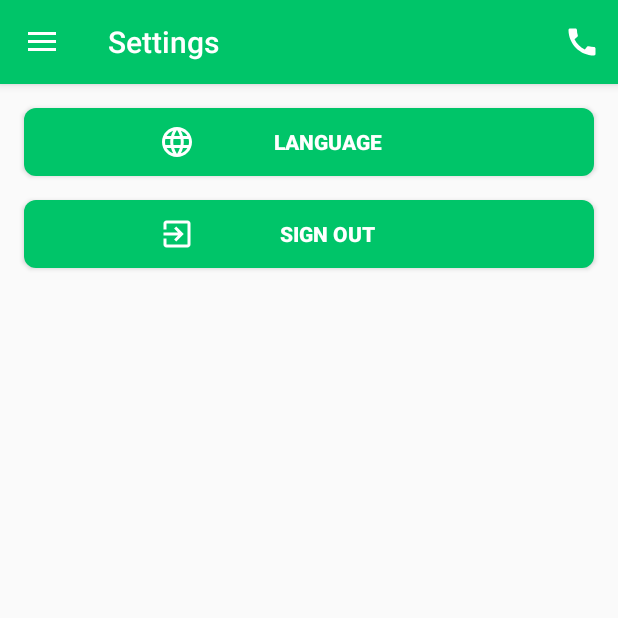
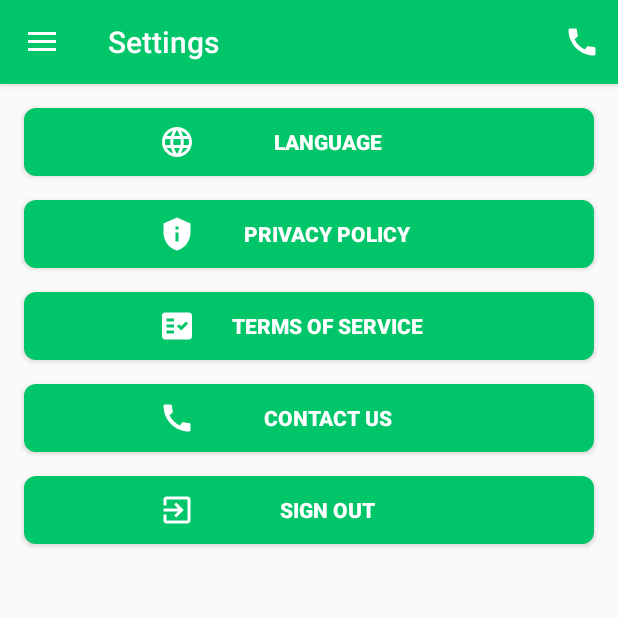
Before and after one commit to manumaini/NotASmartApp, an Android app: the screen it shows after launch once a user with an empty profile is signed in (MainActivity), after a tap on "Settings", on a phone screen of 412 x 824 dp, the top half of it. Run offline under Robolectric (Android 15) with nearby library versions, the phone set to English and light mode, and no system bars; our stand-ins replace Firebase (no records; nobody signed in at launch, a user with empty details on screens opened directly); libraries missing offline, so code that uses them is left out: com.thekhaeng.pushdownanim; 2 statements that could not run were skipped; 1 other tap on this screen came first.

Commit message:
added contact us

```diff
--- a/app/src/main/AndroidManifest.xml
+++ b/app/src/main/AndroidManifest.xml
@@ -22,7 +22,8 @@
         android:supportsRtl="true"
         android:theme="@style/AppTheme"
         android:usesCleartextTraffic="true">
-        <activity android:name=".Views.Main.AssessmentResult"></activity>
+        <activity android:name=".Views.Main.ContactUs"></activity>
+        <activity android:name=".Views.Main.AssessmentResult" />
         <activity android:name=".Views.Main.AssessmentTest" />
         <activity android:name=".Views.Main.self_assessment_message" />
         <activity android:name=".Views.VerificationActivity" />
--- a/app/src/main/java/com/covidapp/notasmartapp/Views/Main/Settings.java
+++ b/app/src/main/java/com/covidapp/notasmartapp/Views/Main/Settings.java
@@ -27,7 +27,7 @@ public class Settings extends Fragment implements View.OnClickListener {
 
     private Button languageChange;
     private Locale locale;
-    private Button signOut;
+    private Button signOut,contactUs;
 
 
     @Nullable
@@ -36,6 +36,7 @@ public class Settings extends Fragment implements View.OnClickListener {
         View view =inflater.inflate(R.layout.fragment_settings,container,false);
         languageChange=view.findViewById(R.id.languageChange);
         signOut = view.findViewById(R.id.Settings_logout);
+        contactUs=view.findViewById(R.id.contact_us);
 
 
         PushDownAnim.setPushDownAnimTo(signOut).setOnClickListener(this);
@@ -73,6 +74,13 @@ public class Settings extends Fragment implements View.OnClickListener {
                 dialog.setCancelable(false);
                 dialog.show();
             }});
+        contactUs.setOnClickListener(new View.OnClickListener() {
+            @Override
+            public void onClick(View v) {
+                Intent contactIntent = new Intent(getContext(),ContactUs.class);
+                startActivity(contactIntent);
+            }
+        });
         return view;
     }
 
--- /dev/null
+++ b/app/src/main/res/drawable/contactus.xml
@@ -0,0 +1,5 @@
+<vector android:height="24dp" android:tint="#FFFFFF"
+    android:viewportHeight="24" android:viewportWidth="24"
+    android:width="24dp" xmlns:android="http://schemas.android.com/apk/res/android">
+    <path android:fillColor="@android:color/white" android:pathData="M20.01,15.38c-1.23,0 -2.42,-0.2 -3.53,-0.56 -0.35,-0.12 -0.74,-0.03 -1.01,0.24l-1.57,1.97c-2.83,-1.35 -5.48,-3.9 -6.89,-6.83l1.95,-1.66c0.27,-0.28 0.35,-0.67 0.24,-1.02 -0.37,-1.11 -0.56,-2.3 -0.56,-3.53 0,-0.54 -0.45,-0.99 -0.99,-0.99H4.19C3.65,3 3,3.24 3,3.99 3,13.28 10.73,21 20.01,21c0.71,0 0.99,-0.63 0.99,-1.18v-3.45c0,-0.54 -0.45,-0.99 -0.99,-0.99z"/>
+</vector>
--- /dev/null
+++ b/app/src/main/res/drawable/privacy.xml
@@ -0,0 +1,5 @@
+<vector android:height="24dp" android:tint="#FFFFFF"
+    android:viewportHeight="24" android:viewportWidth="24"
+    android:width="24dp" xmlns:android="http://schemas.android.com/apk/res/android">
+    <path android:fillColor="@android:color/white" android:pathData="M12,1L3,5v6c0,5.55 3.84,10.74 9,12c5.16,-1.26 9,-6.45 9,-12V5L12,1L12,1zM11,7h2v2h-2V7zM11,11h2v6h-2V11z"/>
+</vector>
--- /dev/null
+++ b/app/src/main/res/drawable/termsofservice.xml
@@ -0,0 +1,6 @@
+<vector android:height="24dp" android:tint="#FFFFFF"
+    android:viewportHeight="24" android:viewportWidth="24"
+    android:width="24dp" xmlns:android="http://schemas.android.com/apk/res/android">
+    <path android:fillColor="@android:color/white"
+        android:fillType="evenOdd" android:pathData="M20,3H4C2.9,3 2,3.9 2,5v14c0,1.1 0.9,2 2,2h16c1.1,0 2,-0.9 2,-2V5C22,3.9 21.1,3 20,3zM10,17H5v-2h5V17zM10,13H5v-2h5V13zM10,9H5V7h5V9zM14.82,15L12,12.16l1.41,-1.41l1.41,1.42L17.99,9l1.42,1.42L14.82,15z"/>
+</vector>
--- a/app/src/main/res/layout/fragment_settings.xml
+++ b/app/src/main/res/layout/fragment_settings.xml
@@ -19,8 +19,54 @@
         android:textColor="@color/colorWhite"
         android:textStyle="bold"/>
 
+
     <Button
         android:layout_below="@id/languageChange"
+        android:layout_width="match_parent"
+        android:layout_height="45dp"
+        android:text="Privacy Policy"
+        android:id="@+id/privacy_policy"
+        android:drawableLeft="@drawable/privacy"
+        android:paddingLeft="90dp"
+        android:paddingRight="90dp"
+        android:background="@drawable/button_background"
+        android:layout_marginTop="16dp"
+        android:layout_marginHorizontal="16dp"
+        android:textColor="@color/colorWhite"
+        android:textStyle="bold"/>
+
+    <Button
+        android:layout_below="@id/privacy_policy"
+        android:layout_width="match_parent"
+        android:layout_height="45dp"
+        android:text="Terms Of Service"
+        android:id="@+id/terms_conditions"
+        android:drawableLeft="@drawable/termsofservice"
+        android:paddingLeft="90dp"
+        android:paddingRight="90dp"
+        android:background="@drawable/button_background"
+        android:layout_marginTop="16dp"
+        android:layout_marginHorizontal="16dp"
+        android:textColor="@color/colorWhite"
+        android:textStyle="bold"/>
+
+    <Button
+        android:layout_below="@id/terms_conditions"
+        android:layout_width="match_parent"
+        android:layout_height="45dp"
+        android:text="Contact Us"
+        android:id="@+id/contact_us"
+        android:drawableLeft="@drawable/contactus"
+        android:paddingLeft="90dp"
+        android:paddingRight="90dp"
+        android:background="@drawable/button_background"
+        android:layout_marginTop="16dp"
+        android:layout_marginHorizontal="16dp"
+        android:textColor="@color/colorWhite"
+        android:textStyle="bold"/>
+
+    <Button
+        android:layout_below="@id/contact_us"
         android:layout_width="match_parent"
         android:layout_height="45dp"
         android:text="Sign out"
@@ -34,10 +80,4 @@
         android:textColor="@color/colorWhite"
         android:textStyle="bold"/>
 
-
-
-
-
-
-
 </RelativeLayout>
--- a/app/src/main/res/values/strings.xml
+++ b/app/src/main/res/values/strings.xml
@@ -17,6 +17,7 @@
     <string name="text_yes">Yes</string>
     <string name="text_no">No</string>
     <string name="assessment_cancelled">Self Assessment Cancelled</string>
+    <string name="contact_us">Contact Us</string>
 
     <string-array name="choose_state">
         <item>Maharashtra</item>
```
Also changed, not shown: app/src/main/java/com/covidapp/notasmartapp/Views/Main/ContactUs.java (added, +67 -0 lines), app/src/main/res/layout/activity_contact_us.xml (added, +106 -0 lines), 3 other files.
